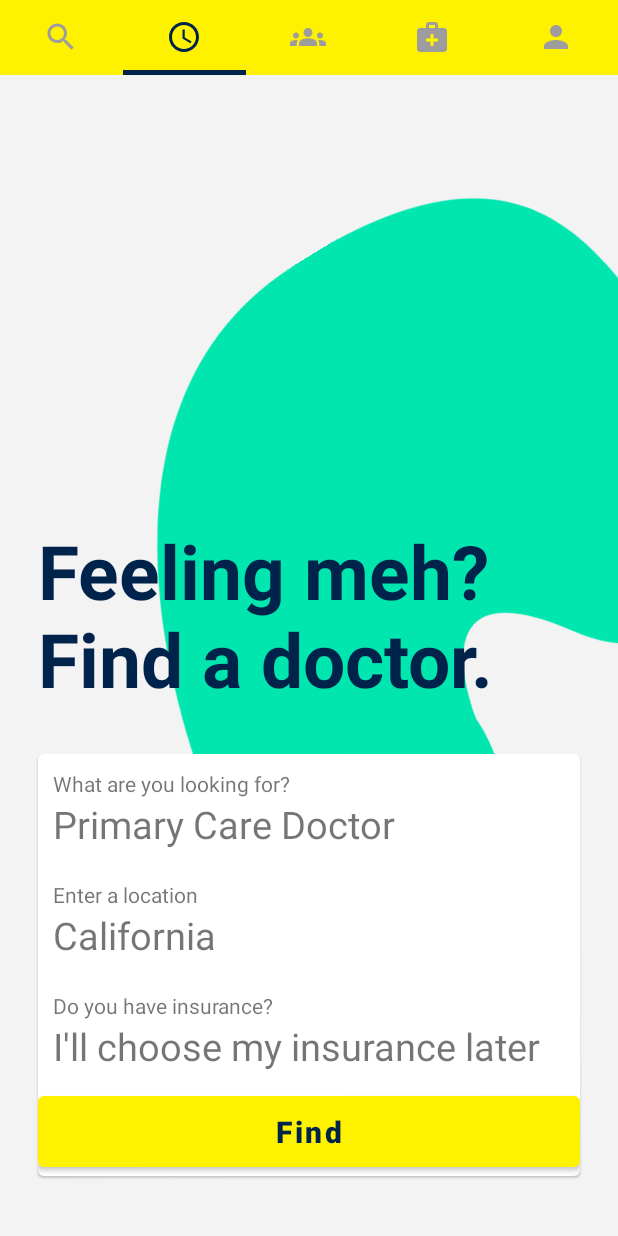
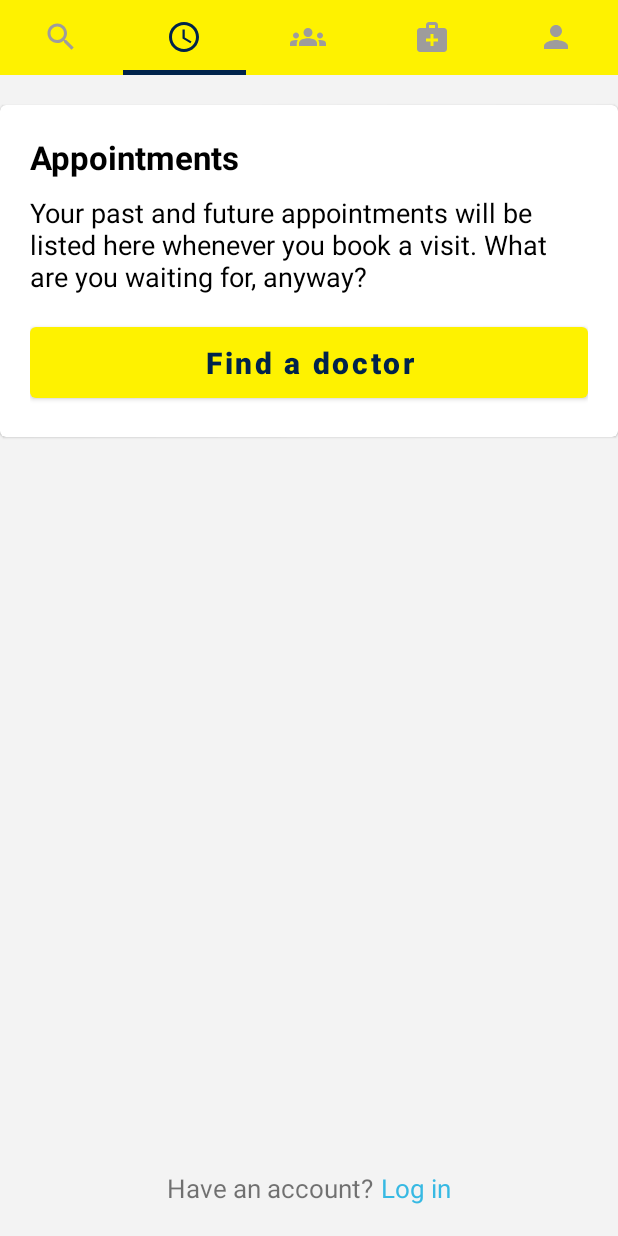
Before and after one commit to wajahatkarim3/ZocDoc-Clone, an Android app: the screen it shows after launch (MainActivity), tab 2 chosen, on a phone screen of 412 x 824 dp. Run offline under Robolectric (Android 15) with nearby library versions, the phone set to English and light mode, and no system bars.

Commit message:
Appointments screen done

```diff
--- /dev/null
+++ b/app/src/main/java/com/wajahatkarim3/zocdoc/screens/AppointmentsFragment.kt
@@ -0,0 +1,40 @@
+package com.wajahatkarim3.zocdoc.screens
+
+import android.os.Bundle
+import androidx.fragment.app.Fragment
+import android.view.LayoutInflater
+import android.view.View
+import android.view.ViewGroup
+import com.wajahatkarim3.zocdoc.R
+import com.wajahatkarim3.zocdoc.databinding.FragmentAppointmentsBinding
+
+class AppointmentsFragment : Fragment() {
+
+    lateinit var bi: FragmentAppointmentsBinding
+
+    override fun onCreate(savedInstanceState: Bundle?) {
+        super.onCreate(savedInstanceState)
+    }
+
+    override fun onCreateView(inflater: LayoutInflater, container: ViewGroup?, savedInstanceState: Bundle?): View? {
+        // Inflate the layout for this fragment
+        bi = FragmentAppointmentsBinding.inflate(inflater, container, false)
+        return bi.root
+    }
+
+    override fun onActivityCreated(savedInstanceState: Bundle?) {
+        super.onActivityCreated(savedInstanceState)
+
+        setupViews()
+    }
+
+    fun setupViews() {
+        bi.btnFindDoctor.setOnClickListener {
+            (activity as? MainActivity)?.selectTab(0)
+        }
+
+        bi.btnLogin.setOnClickListener {
+            (activity as? MainActivity)?.selectTab(4)
+        }
+    }
+}
--- a/app/src/main/java/com/wajahatkarim3/zocdoc/screens/MainActivity.kt
+++ b/app/src/main/java/com/wajahatkarim3/zocdoc/screens/MainActivity.kt
@@ -34,15 +34,21 @@ class MainActivity : AppCompatActivity() {
         }
     }
 
-    inner class MainViewPagerAdapter(fm: FragmentManager): FragmentStatePagerAdapter(
-        fm,
-        BEHAVIOR_RESUME_ONLY_CURRENT_FRAGMENT
-    ) {
+    fun selectTab(tabIndex: Int) {
+        if (tabIndex >= 0 && tabIndex < viewPagerAdapter.count)
+        {
+            bi.viewPager.setCurrentItem(tabIndex, true)
+        }
+    }
+
+    inner class MainViewPagerAdapter(fm: FragmentManager): FragmentStatePagerAdapter(fm, BEHAVIOR_RESUME_ONLY_CURRENT_FRAGMENT) {
 
         override fun getCount() = 5
 
         override fun getItem(position: Int): Fragment {
             var fragment = SearchFragment()
+            if (position == 0) return SearchFragment()
+            if (position == 1) return AppointmentsFragment()
             return fragment
         }
 
--- /dev/null
+++ b/app/src/main/res/layout/fragment_appointments.xml
@@ -0,0 +1,82 @@
+<?xml version="1.0" encoding="utf-8"?>
+<androidx.constraintlayout.widget.ConstraintLayout xmlns:android="http://schemas.android.com/apk/res/android"
+    xmlns:tools="http://schemas.android.com/tools"
+    android:layout_width="match_parent"
+    android:layout_height="match_parent"
+    xmlns:app="http://schemas.android.com/apk/res-auto"
+    android:background="@color/backgroundColor"
+    tools:context=".screens.AppointmentsFragment">
+
+    <com.google.android.material.card.MaterialCardView
+        android:layout_width="match_parent"
+        android:layout_height="wrap_content"
+        app:layout_constraintTop_toTopOf="parent"
+        app:contentPadding="20dp"
+        android:layout_marginTop="20dp">
+
+        <androidx.constraintlayout.widget.ConstraintLayout
+            android:layout_width="match_parent"
+            android:layout_height="match_parent">
+
+            <TextView android:id="@+id/lblAppointments"
+                android:layout_width="wrap_content"
+                android:layout_height="wrap_content"
+                app:layout_constraintTop_toTopOf="parent"
+                app:layout_constraintStart_toStartOf="parent"
+                android:text="@string/appointments"
+                android:textSize="22sp"
+                android:textStyle="bold"
+                android:textColor="@color/black"/>
+
+            <TextView android:id="@+id/lblAppointmentsSummary"
+                android:layout_width="match_parent"
+                android:layout_height="wrap_content"
+                android:layout_marginTop="10dp"
+                app:layout_constraintTop_toBottomOf="@+id/lblAppointments"
+                android:text="@string/appointments_summary"
+                android:textSize="18sp"
+                android:textColor="@color/black"/>
+
+            <com.google.android.material.button.MaterialButton
+                android:id="@+id/btnFindDoctor"
+                android:layout_width="match_parent"
+                android:layout_height="wrap_content"
+                android:padding="10dp"
+                android:text="@string/find_a_doctor"
+                android:textAllCaps="false"
+                android:textStyle="bold"
+                android:textSize="20sp"
+                android:layout_marginTop="15dp"
+                app:layout_constraintTop_toBottomOf="@+id/lblAppointmentsSummary"/>
+
+        </androidx.constraintlayout.widget.ConstraintLayout>
+
+    </com.google.android.material.card.MaterialCardView>
+
+    <TextView android:id="@+id/lblHaveAccount"
+        android:layout_width="wrap_content"
+        android:layout_height="wrap_content"
+        android:layout_marginBottom="20dp"
+        app:layout_constraintHorizontal_chainStyle="packed"
+        app:layout_constraintStart_toStartOf="parent"
+        app:layout_constraintEnd_toStartOf="@+id/btnLogin"
+        app:layout_constraintBottom_toBottomOf="parent"
+        android:textSize="17sp"
+        android:text="Have an account?"/>
+
+    <TextView
+        android:id="@+id/btnLogin"
+        android:layout_width="wrap_content"
+        android:layout_height="wrap_content"
+        android:layout_marginBottom="20dp"
+        app:layout_constraintBaseline_toBaselineOf="@+id/lblHaveAccount"
+        app:layout_constraintStart_toEndOf="@+id/lblHaveAccount"
+        app:layout_constraintEnd_toEndOf="parent"
+        android:paddingStart="5dp"
+        android:text="Log in"
+        android:textSize="17sp"
+        android:clickable="true"
+        android:textAllCaps="false"
+        android:textColor="@color/colorSecondary" />
+
+</androidx.constraintlayout.widget.ConstraintLayout>
--- a/app/src/main/res/values/colors.xml
+++ b/app/src/main/res/values/colors.xml
@@ -5,6 +5,9 @@
     <color name="colorPrimary">#FEF200</color>
     <color name="colorPrimaryVariant">#00234B</color>
     <color name="colorOnPrimary">#00234B</color>
+    <color name="colorSecondary">#37B9E3</color>
+    <color name="colorSecondaryVariant">#147C9E</color>
+    <color name="colorOnSecondary">#FFFFFF</color>
 
     <color name="tabNormalColor">#737373</color>
     <color name="backgroundColor">#F3F3F3</color>
--- a/app/src/main/res/values/strings.xml
+++ b/app/src/main/res/values/strings.xml
@@ -7,4 +7,7 @@
     <string name="enter_a_location">Enter a location</string>
     <string name="do_you_have_insurance">Do you have insurance?</string>
     <string name="i_ll_choose_my_insurance_later">I\'ll choose my insurance later</string>
+    <string name="appointments">Appointments</string>
+    <string name="appointments_summary">Your past and future appointments will be listed here whenever you book a visit. What are you waiting for, anyway?</string>
+    <string name="find_a_doctor">Find a doctor</string>
 </resources>
--- a/app/src/main/res/values/themes.xml
+++ b/app/src/main/res/values/themes.xml
@@ -12,10 +12,10 @@
         <item name="colorPrimary">@color/colorPrimary</item>
         <item name="colorPrimaryVariant">@color/colorPrimaryVariant</item>
         <item name="colorOnPrimary">@color/colorOnPrimary</item>
-        <!-- Secondary brand color.
-        <item name="colorSecondary">@color/teal_200</item>
-        <item name="colorSecondaryVariant">@color/teal_700</item>
-        <item name="colorOnSecondary">@color/black</item>-->
+        <!-- Secondary brand color. -->
+        <item name="colorSecondary">@color/colorSecondary</item>
+        <item name="colorSecondaryVariant">@color/colorSecondaryVariant</item>
+        <item name="colorOnSecondary">@color/colorOnSecondary</item>
         <!-- Status bar color. -->
         <item name="android:statusBarColor" tools:targetApi="l">?attr/colorPrimaryVariant</item>
         <!-- Customize your theme here. -->
```
